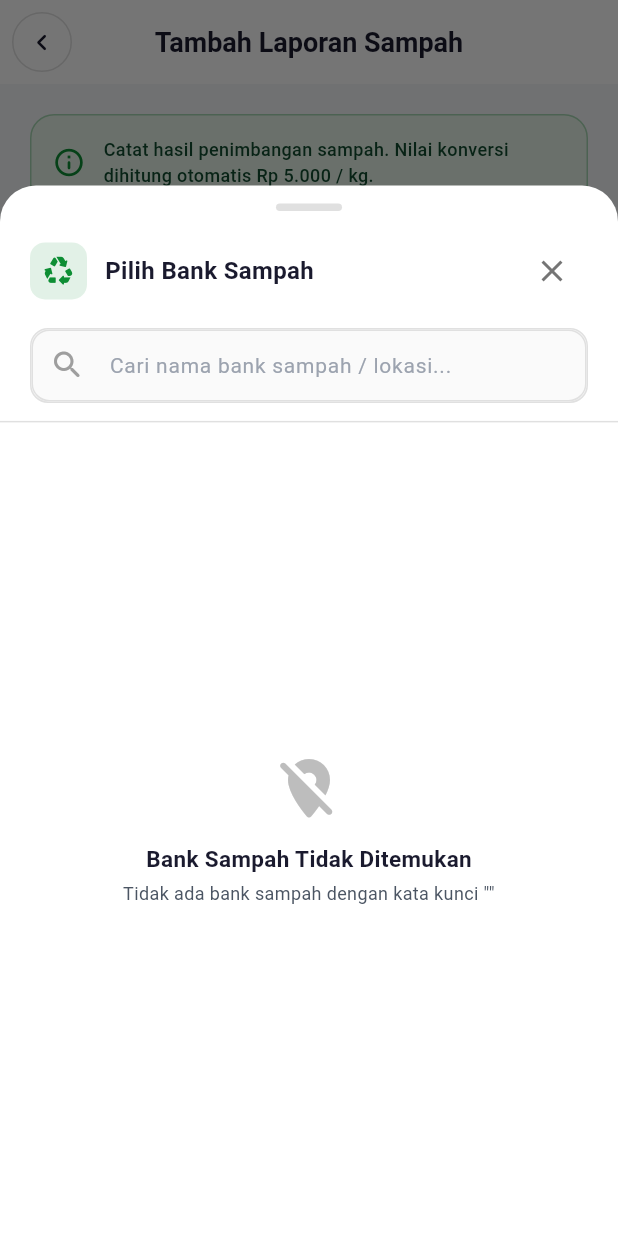
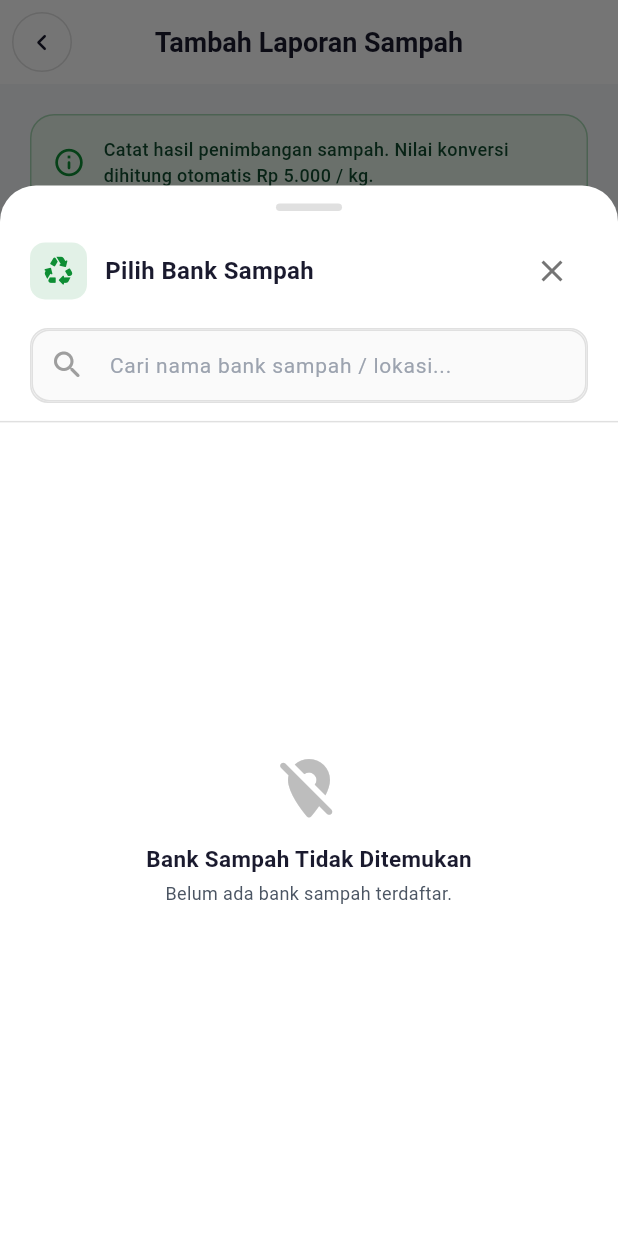
Before and after one commit to bukansaddam/mobile, a Flutter app: the AddBankSampahReportScreen screen opened by its route, after a tap on "Cari atau pilih Bank Sampah...", on a phone screen of 412 x 824 dp. Run offline on Flutter 3.47's test engine with Material 3 defaults, Android fonts, the phone set to English and light mode, and no system bars; our stand-ins replace audioplayers, bloc, cached_network_image, camera, dio, equatable and 19 more; missing offline and left inert: flutter_background_service, google_speech, record, video_compress; accounts and stored records are empty; network calls fail.

Commit message:
🐞 fix: parse bank sampah points from map response to display active deposit units

```diff
--- a/lib/features/linmas/bank_sampah/data/datasources/bank_sampah_remote_datasource.dart
+++ b/lib/features/linmas/bank_sampah/data/datasources/bank_sampah_remote_datasource.dart
@@ -80,12 +80,20 @@ class BankSampahRemoteDataSourceImpl extends BaseRemoteDataSource
     final rawData = response.data;
     List<dynamic>? list;
     if (rawData is Map) {
-      if (rawData['points'] is List) {
-        list = rawData['points'] as List<dynamic>;
-      } else if (rawData['data'] is List) {
-        list = rawData['data'] as List<dynamic>;
-      } else if (rawData['rows'] is List) {
-        list = rawData['rows'] as List<dynamic>;
+      // API mengembalikan { data: { rows: [agregat wilayah], points: [titik unit bank sampah] } }.
+      // Titik lokasi bank sampah berada di `points`.
+      final data = rawData['data'];
+      final source = data is Map ? data : rawData;
+      final points = source['points'];
+      final rows = source['rows'];
+      if (points is List && points.isNotEmpty) {
+        list = points;
+      } else if (rows is List && rows.isNotEmpty) {
+        list = rows;
+      } else if (data is List) {
+        list = data;
+      } else if (source['data'] is List) {
+        list = source['data'] as List<dynamic>;
       }
     } else if (rawData is List) {
       list = rawData;
--- a/lib/features/linmas/bank_sampah/presentation/widgets/bank_sampah_search_sheet.dart
+++ b/lib/features/linmas/bank_sampah/presentation/widgets/bank_sampah_search_sheet.dart
@@ -203,7 +203,9 @@ class _BankSampahSearchSheetState extends State<BankSampahSearchSheet> {
                               ),
                               const SizedBox(height: 4),
                               Text(
-                                'Tidak ada bank sampah dengan kata kunci "$_searchQuery"',
+                                _searchQuery.isEmpty
+                                    ? 'Belum ada bank sampah terdaftar.'
+                                    : 'Tidak ada bank sampah dengan kata kunci "$_searchQuery"',
                                 style: AppTextStyles.bodySmall.copyWith(
                                   color: AppColors.textSecondary,
                                 ),
```
Also changed, not shown: 1 other file.
